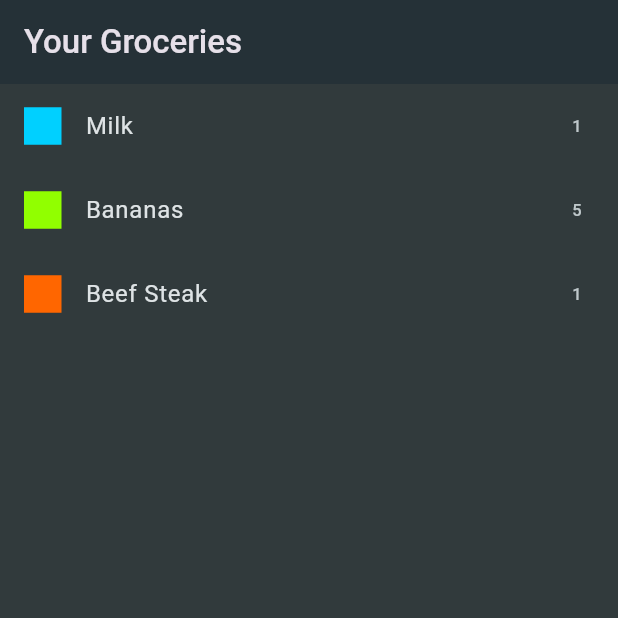
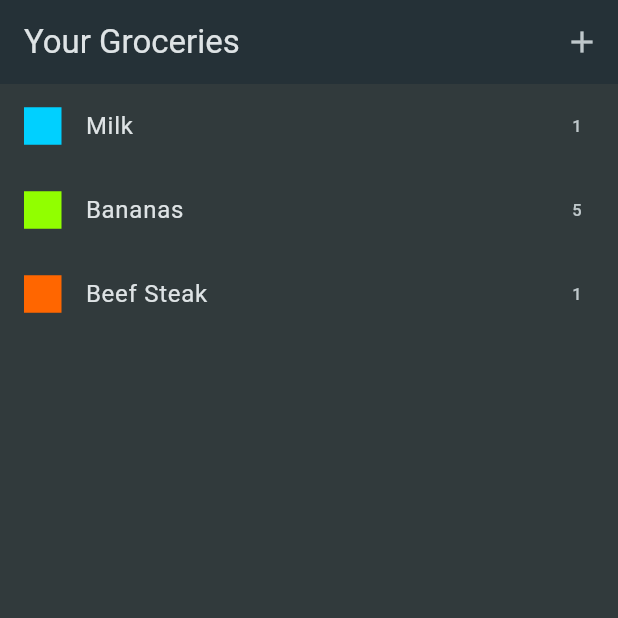
Before and after one commit to shaikhikram04/Shopping-List, a Flutter app: the screen it shows after launch, on a phone screen of 412 x 824 dp, the top half of it. Run offline on Flutter 3.47's test engine with Material 3 defaults, Android fonts, the phone set to English and light mode, and no system bars.

Commit message:
added a add button in groceryListItem to navigate to newItem also make groceriesList widget to StatefulWidget

```diff
--- a/lib/screens/groceries_list.dart
+++ b/lib/screens/groceries_list.dart
@@ -1,20 +1,32 @@
 import 'package:flutter/material.dart';
 import 'package:shopping_list/data/dummy_items.dart';
+import 'package:shopping_list/screens/new_item.dart';
 
-class GroceriesListScreen extends StatelessWidget {
+class GroceriesListScreen extends StatefulWidget {
   const GroceriesListScreen({super.key});
+
+  @override
+  State<GroceriesListScreen> createState() => _GroceriesListScreenState();
+}
+
+class _GroceriesListScreenState extends State<GroceriesListScreen> {
+  void _addItem() {
+    Navigator.of(context).push(MaterialPageRoute(
+      builder: (context) => const NewItemScreen(),
+    ));
+  }
 
   @override
   Widget build(BuildContext context) {
     return Scaffold(
       appBar: AppBar(
-        title: Text(
-          'Your Groceries',
-          style: Theme.of(context)
-              .textTheme
-              .titleLarge!
-              .copyWith(fontWeight: FontWeight.w500),
-        ),
+        title: const Text('Your Groceries'),
+        actions: [
+          IconButton(
+            onPressed: _addItem,
+            icon: const Icon(Icons.add),
+          )
+        ],
       ),
       body: ListView.builder(
         itemCount: groceryItems.length,
```
